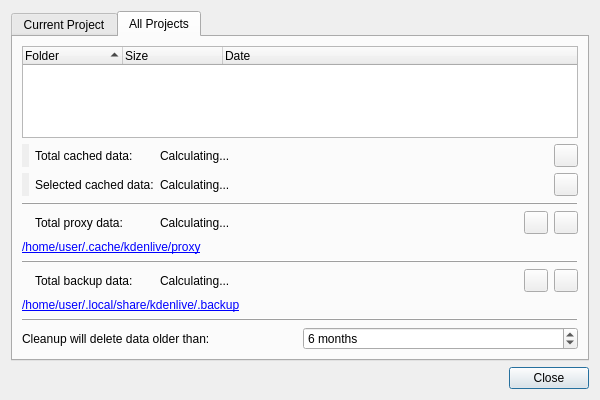
KDE/kdenlive, file src/ui/managecache_ui.ui: the form before one commit.
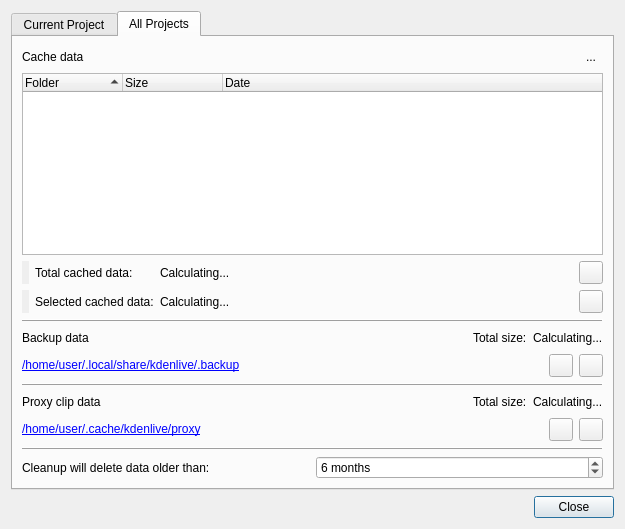
The form after the commit. The open tabs and pages were chosen to show the change. Icons and pictures are not drawn.

Commit message: Manage cached data: add info tooltip to explain different types of cached data. Remove very small cache directories on cleanup

Diff of the .ui file:
```diff
--- a/src/ui/managecache_ui.ui
+++ b/src/ui/managecache_ui.ui
@@ -6,8 +6,8 @@
    <rect>
     <x>0</x>
     <y>0</y>
-    <width>600</width>
-    <height>400</height>
+    <width>625</width>
+    <height>529</height>
    </rect>
   </property>
   <property name="windowTitle">
@@ -255,19 +255,48 @@
       <attribute name="title">
        <string>All Projects</string>
       </attribute>
-      <layout class="QGridLayout" name="gridLayout_2" columnstretch="0,0,10,0,0">
-       <item row="4" column="3">
-        <widget class="QToolButton" name="gProxyClean">
-         <property name="toolTip">
-          <string>Cleanup old proxy file.</string>
-         </property>
-         <property name="icon">
-          <iconset theme="edit-clear-history">
-           <normaloff>.</normaloff>.</iconset>
-         </property>
-        </widget>
+      <layout class="QVBoxLayout" name="verticalLayout_2">
+       <item>
+        <layout class="QHBoxLayout" name="horizontalLayout">
+         <item>
+          <widget class="QLabel" name="label">
+           <property name="toolTip">
+            <string>Cached data is composed of clip thumbnails (audio and video) and timeline preview videos. Deleting is safe, all data can be recreated on project opening.</string>
+           </property>
+           <property name="text">
+            <string>Cache data</string>
+           </property>
+          </widget>
+         </item>
+         <item>
+          <spacer name="horizontalSpacer">
+           <property name="orientation">
+            <enum>Qt::Horizontal</enum>
+           </property>
+           <property name="sizeHint" stdset="0">
+            <size>
+             <width>337</width>
+             <height>20</height>
+            </size>
+           </property>
+          </spacer>
+         </item>
+         <item>
+          <widget class="QToolButton" name="help_cached">
+           <property name="text">
+            <string>...</string>
+           </property>
+           <property name="icon">
+            <iconset theme="help-about"/>
+           </property>
+           <property name="autoRaise">
+            <bool>true</bool>
+           </property>
+          </widget>
+         </item>
+        </layout>
        </item>
-       <item row="0" column="0" colspan="5">
+       <item>
         <layout class="QHBoxLayout" name="gChartLayout">
          <item>
           <widget class="QTreeWidget" name="listWidget">
@@ -302,14 +331,101 @@
          </item>
         </layout>
        </item>
-       <item row="1" column="0">
-        <widget class="QLabel" name="gTotalColor">
-         <property name="autoFillBackground">
-          <bool>true</bool>
-         </property>
-        </widget>
+       <item>
+        <layout class="QGridLayout" name="gridLayout_2">
+         <item row="0" column="1">
+          <widget class="QLabel" name="gTotalLabel">
+           <property name="text">
+            <string>Total cached data:</string>
+           </property>
+          </widget>
+         </item>
+         <item row="0" column="2">
+          <widget class="QLabel" name="gTotalSize">
+           <property name="text">
+            <string>Calculating...</string>
+           </property>
+          </widget>
+         </item>
+         <item row="1" column="3">
+          <spacer name="horizontalSpacer_5">
+           <property name="orientation">
+            <enum>Qt::Horizontal</enum>
+           </property>
+           <property name="sizeHint" stdset="0">
+            <size>
+             <width>40</width>
+             <height>20</height>
+            </size>
+           </property>
+          </spacer>
+         </item>
+         <item row="1" column="1">
+          <widget class="QLabel" name="qSelectedLabel">
+           <property name="text">
+            <string>Selected cached data:</string>
+           </property>
+          </widget>
+         </item>
+         <item row="0" column="3">
+          <spacer name="horizontalSpacer_4">
+           <property name="orientation">
+            <enum>Qt::Horizontal</enum>
+           </property>
+           <property name="sizeHint" stdset="0">
+            <size>
+             <width>40</width>
+             <height>20</height>
+            </size>
+           </property>
+          </spacer>
+         </item>
+         <item row="0" column="4">
+          <widget class="QToolButton" name="gClean">
+           <property name="toolTip">
+            <string>Cleanup unused cache.</string>
+           </property>
+           <property name="icon">
+            <iconset theme="edit-clear-history">
+             <normaloff>.</normaloff>.</iconset>
+           </property>
+          </widget>
+         </item>
+         <item row="1" column="2">
+          <widget class="QLabel" name="gSelectedSize">
+           <property name="text">
+            <string>Calculating...</string>
+           </property>
+          </widget>
+         </item>
+         <item row="1" column="4">
+          <widget class="QToolButton" name="gDelete">
+           <property name="toolTip">
+            <string>Delete selected cache.</string>
+           </property>
+           <property name="icon">
+            <iconset theme="trash-empty">
+             <normaloff>.</normaloff>.</iconset>
+           </property>
+          </widget>
+         </item>
+         <item row="1" column="0">
+          <widget class="QLabel" name="gSelectedColor">
+           <property name="autoFillBackground">
+            <bool>true</bool>
+           </property>
+          </widget>
+         </item>
+         <item row="0" column="0">
+          <widget class="QLabel" name="gTotalColor">
+           <property name="autoFillBackground">
+            <bool>true</bool>
+           </property>
+          </widget>
+         </item>
+        </layout>
        </item>
-       <item row="6" column="0" colspan="5">
+       <item>
         <widget class="QFrame" name="seperator3">
          <property name="frameShape">
           <enum>QFrame::HLine</enum>
@@ -319,14 +435,191 @@
          </property>
         </widget>
        </item>
-       <item row="1" column="1">
-        <widget class="QLabel" name="gTotalLabel">
-         <property name="text">
-          <string>Total cached data:</string>
+       <item>
+        <layout class="QHBoxLayout" name="horizontalLayout_2">
+         <item>
+          <widget class="QLabel" name="label_2">
+           <property name="text">
+            <string>Backup data</string>
+           </property>
+          </widget>
+         </item>
+         <item>
+          <spacer name="horizontalSpacer_2">
+           <property name="orientation">
+            <enum>Qt::Horizontal</enum>
+           </property>
+           <property name="sizeHint" stdset="0">
+            <size>
+             <width>186</width>
+             <height>20</height>
+            </size>
+           </property>
+          </spacer>
+         </item>
+         <item>
+          <widget class="QLabel" name="gBackupLabel">
+           <property name="text">
+            <string>Total size:</string>
+           </property>
+          </widget>
+         </item>
+         <item>
+          <widget class="QLabel" name="gBackupSize">
+           <property name="text">
+            <string>Calculating...</string>
+           </property>
+          </widget>
+         </item>
+        </layout>
+       </item>
+       <item>
+        <layout class="QHBoxLayout" name="horizontalLayout_3">
+         <item>
+          <widget class="QLabel" name="gBackupPath">
+           <property name="toolTip">
+            <string>Click to open backup folder.</string>
+           </property>
+           <property name="text">
+            <string>&lt;a href='#'&gt;/home/user/.local/share/kdenlive/.backup&lt;/a&gt;</string>
+           </property>
+          </widget>
+         </item>
+         <item>
+          <spacer name="horizontalSpacer_6">
+           <property name="orientation">
+            <enum>Qt::Horizontal</enum>
+           </property>
+           <property name="sizeHint" stdset="0">
+            <size>
+             <width>40</width>
+             <height>20</height>
+            </size>
+           </property>
+          </spacer>
+         </item>
+         <item>
+          <widget class="QToolButton" name="gBackupClean">
+           <property name="toolTip">
+            <string>Cleanup old backups.</string>
+           </property>
+           <property name="icon">
+            <iconset theme="edit-clear-history">
+             <normaloff>.</normaloff>.</iconset>
+           </property>
+          </widget>
+         </item>
+         <item>
+          <widget class="QToolButton" name="gBackupDelete">
+           <property name="toolTip">
+            <string>Delete all backup data.</string>
+           </property>
+           <property name="icon">
+            <iconset theme="trash-empty">
+             <normaloff>.</normaloff>.</iconset>
+           </property>
+          </widget>
+         </item>
+        </layout>
+       </item>
+       <item>
+        <widget class="QFrame" name="seperator2">
+         <property name="frameShape">
+          <enum>QFrame::HLine</enum>
+         </property>
+         <property name="frameShadow">
+          <enum>QFrame::Raised</enum>
          </property>
         </widget>
        </item>
-       <item row="9" column="0" colspan="5">
+       <item>
+        <layout class="QHBoxLayout" name="horizontalLayout_4">
+         <item>
+          <widget class="QLabel" name="label_3">
+           <property name="text">
+            <string>Proxy clip data</string>
+           </property>
+          </widget>
+         </item>
+         <item>
+          <spacer name="horizontalSpacer_3">
+           <property name="orientation">
+            <enum>Qt::Horizontal</enum>
+           </property>
+           <property name="sizeHint" stdset="0">
+            <size>
+             <width>186</width>
+             <height>20</height>
+            </size>
+           </property>
+          </spacer>
+         </item>
+         <item>
+          <widget class="QLabel" name="gProxyLabel">
+           <property name="text">
+            <string>Total size:</string>
+           </property>
+          </widget>
+         </item>
+         <item>
+          <widget class="QLabel" name="gProxySize">
+           <property name="text">
+            <string>Calculating...</string>
+           </property>
+          </widget>
+         </item>
+        </layout>
+       </item>
+       <item>
+        <layout class="QHBoxLayout" name="horizontalLayout_5">
+         <item>
+          <widget class="QLabel" name="gProxyPath">
+           <property name="toolTip">
+            <string>Click to open proxy folder.</string>
+           </property>
+           <property name="text">
+            <string>&lt;a href='#'&gt;/home/user/.cache/kdenlive/proxy&lt;/a&gt;</string>
+           </property>
+          </widget>
+         </item>
+         <item>
+          <spacer name="horizontalSpacer_7">
+           <property name="orientation">
+            <enum>Qt::Horizontal</enum>
+           </property>
+           <property name="sizeHint" stdset="0">
+            <size>
+             <width>40</width>
+             <height>20</height>
+            </size>
+           </property>
+          </spacer>
+         </item>
+         <item>
+          <widget class="QToolButton" name="gProxyClean">
+           <property name="toolTip">
+            <string>Cleanup old proxy file.</string>
+           </property>
+           <property name="icon">
+            <iconset theme="edit-clear-history">
+             <normaloff>.</normaloff>.</iconset>
+           </property>
+          </widget>
+         </item>
+         <item>
+          <widget class="QToolButton" name="gProxyDelete">
+           <property name="toolTip">
+            <string>Delete all proxy clips.</string>
+           </property>
+           <property name="icon">
+            <iconset theme="trash-empty">
+             <normaloff>.</normaloff>.</iconset>
+           </property>
+          </widget>
+         </item>
+        </layout>
+       </item>
+       <item>
         <widget class="QFrame" name="seperator4">
          <property name="frameShape">
           <enum>QFrame::HLine</enum>
@@ -336,43 +629,7 @@
          </property>
         </widget>
        </item>
-       <item row="7" column="1">
-        <widget class="QLabel" name="gBackupLabel">
-         <property name="text">
-          <string>Total backup data:</string>
-         </property>
-        </widget>
-       </item>
-       <item row="4" column="2">
-        <widget class="QLabel" name="gProxySize">
-         <property name="text">
-          <string>Calculating...</string>
-         </property>
-        </widget>
-       </item>
-       <item row="2" column="4">
-        <widget class="QToolButton" name="gDelete">
-         <property name="toolTip">
-          <string>Delete selected cache.</string>
-         </property>
-         <property name="icon">
-          <iconset theme="trash-empty">
-           <normaloff>.</normaloff>.</iconset>
-         </property>
-        </widget>
-       </item>
-       <item row="7" column="4">
-        <widget class="QToolButton" name="gBackupDelete">
-         <property name="toolTip">
-          <string>Delete all backup data.</string>
-         </property>
-         <property name="icon">
-          <iconset theme="trash-empty">
-           <normaloff>.</normaloff>.</iconset>
-         </property>
-        </widget>
-       </item>
-       <item row="10" column="0" colspan="5">
+       <item>
         <layout class="QHBoxLayout" name="cleanupLayout" stretch="0,0">
          <item>
           <widget class="QLabel" name="gCleanupLabel">
@@ -399,111 +656,6 @@
          </item>
         </layout>
        </item>
-       <item row="4" column="4">
-        <widget class="QToolButton" name="gProxyDelete">
-         <property name="toolTip">
-          <string>Delete all proxy clips.</string>
-         </property>
-         <property name="icon">
-          <iconset theme="trash-empty">
-           <normaloff>.</normaloff>.</iconset>
-         </property>
-        </widget>
-       </item>
-       <item row="1" column="4">
-        <widget class="QToolButton" name="gClean">
-         <property name="toolTip">
-          <string>Cleanup unused cache.</string>
-         </property>
-         <property name="icon">
-          <iconset theme="edit-clear-history">
-           <normaloff>.</normaloff>.</iconset>
-         </property>
-        </widget>
-       </item>
-       <item row="7" column="3">
-        <widget class="QToolButton" name="gBackupClean">
-         <property name="toolTip">
-          <string>Cleanup old backups.</string>
-         </property>
-         <property name="icon">
-          <iconset theme="edit-clear-history">
-           <normaloff>.</normaloff>.</iconset>
-         </property>
-        </widget>
-       </item>
-       <item row="2" column="0">
-        <widget class="QLabel" name="gSelectedColor">
-         <property name="autoFillBackground">
-          <bool>true</bool>
-         </property>
-        </widget>
-       </item>
-       <item row="3" column="0" colspan="5">
-        <widget class="QFrame" name="seperator2">
-         <property name="frameShape">
-          <enum>QFrame::HLine</enum>
-         </property>
-         <property name="frameShadow">
-          <enum>QFrame::Raised</enum>
-         </property>
-        </widget>
-       </item>
-       <item row="7" column="2">
-        <widget class="QLabel" name="gBackupSize">
-         <property name="text">
-          <string>Calculating...</string>
-         </property>
-        </widget>
-       </item>
-       <item row="5" column="0" colspan="5">
-        <widget class="QLabel" name="gProxyPath">
-         <property name="toolTip">
-          <string>Click to open proxy folder.</string>
-         </property>
-         <property name="text">
-          <string>&lt;a href='#'&gt;/home/user/.cache/kdenlive/proxy&lt;/a&gt;</string>
-         </property>
-        </widget>
-       </item>
-       <item row="4" column="1">
-        <widget class="QLabel" name="gProxyLabel">
-         <property name="text">
-          <string>Total proxy data:</string>
-         </property>
-        </widget>
-       </item>
-       <item row="8" column="0" colspan="5">
-        <widget class="QLabel" name="gBackupPath">
-         <property name="toolTip">
-          <string>Click to open backup folder.</string>
-         </property>
-         <property name="text">
-          <string>&lt;a href='#'&gt;/home/user/.local/share/kdenlive/.backup&lt;/a&gt;</string>
-         </property>
-        </widget>
-       </item>
-       <item row="1" column="2">
-        <widget class="QLabel" name="gTotalSize">
-         <property name="text">
-          <string>Calculating...</string>
-         </property>
-        </widget>
-       </item>
-       <item row="2" column="1">
-        <widget class="QLabel" name="qSelectedLabel">
-         <property name="text">
-          <string>Selected cached data:</string>
-         </property>
-        </widget>
-       </item>
-       <item row="2" column="2">
-        <widget class="QLabel" name="gSelectedSize">
-         <property name="text">
-          <string>Calculating...</string>
-         </property>
-        </widget>
-       </item>
       </layout>
      </widget>
     </widget>
```
The commit also changes 1 other file.
